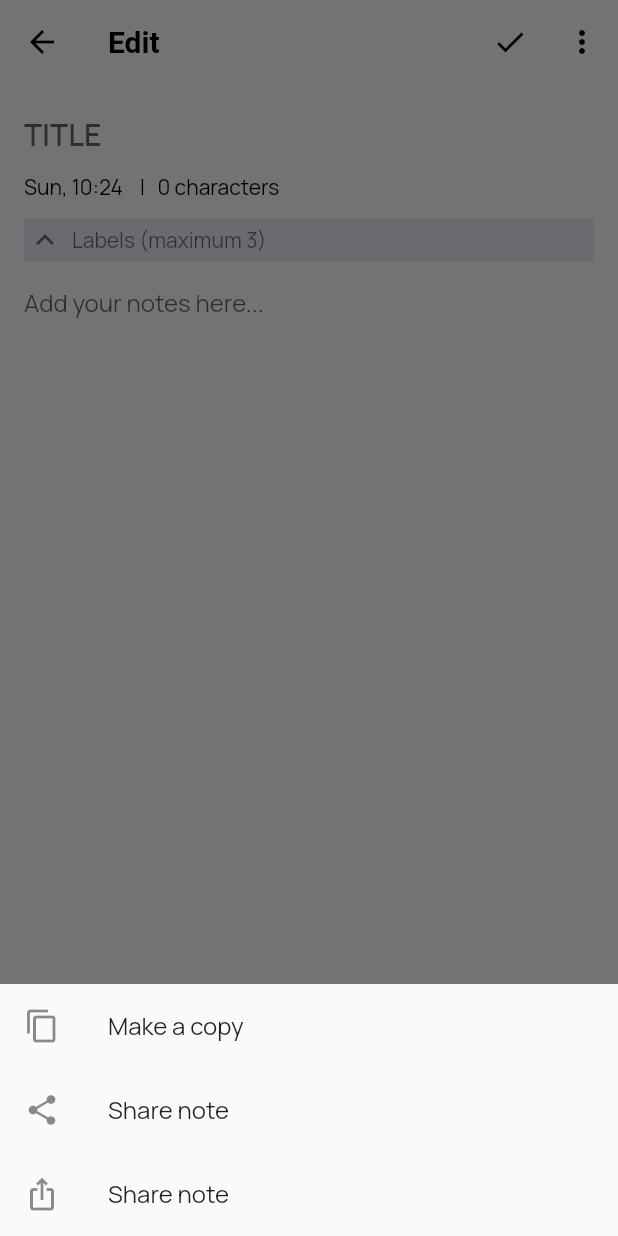
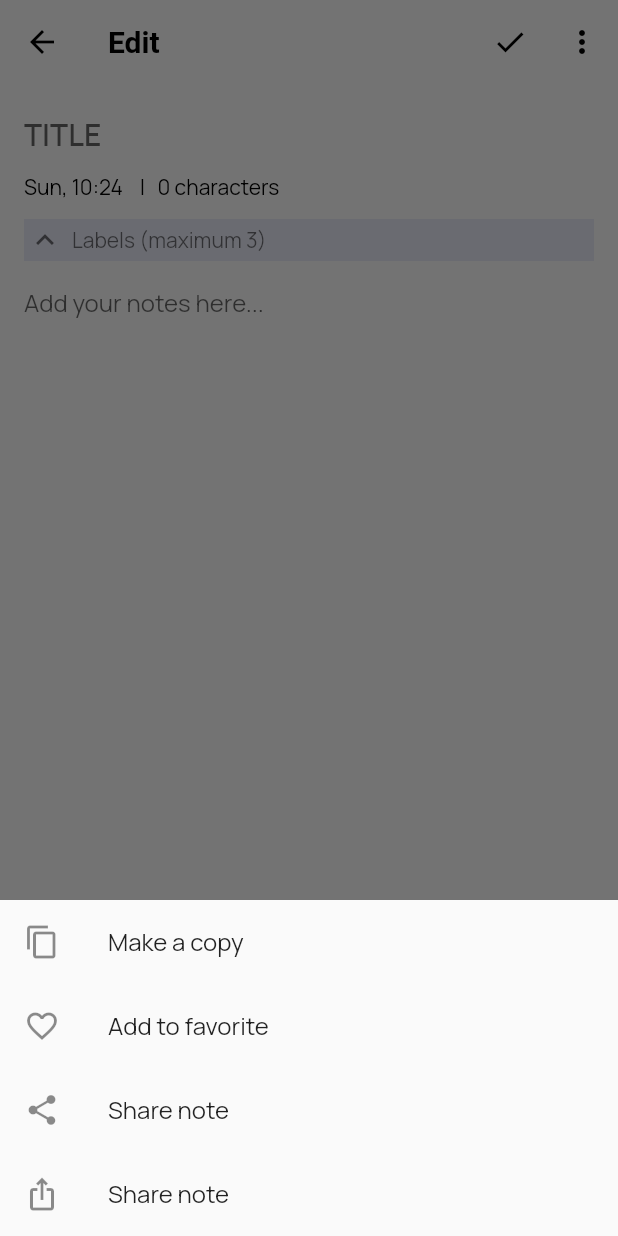
Before and after one commit to thecodexhub/notes-app, a Flutter app: the NoteFormScreen screen opened directly with empty values, after a tap on the "more vert" icon, on a phone screen of 412 x 824 dp. Run offline on Flutter 3.47's test engine with Material 2 defaults, Android fonts, the phone set to English and light mode, and no system bars; drawn by our look-alikes of modal_progress_hud_nsn; our stand-ins replace auto_route, bloc, dartz, flutter_bloc, flutter_hooks, freezed_annotation and 7 more; accounts and stored records are empty.

Commit message:
Implement search note and favorite filter UI

```diff
--- a/lib/app/note/presentation/note_form/note_form_screen.dart
+++ b/lib/app/note/presentation/note_form/note_form_screen.dart
@@ -79,10 +79,20 @@ class NoteFormScreenScaffold extends StatelessWidget {
             icon: const Icon(Icons.done),
           ),
           BlocBuilder<NoteFormBloc, NoteFormState>(
+            buildWhen: (p, c) => p.note.isFavorite != c.note.isFavorite,
             builder: (context, state) {
               return IconButton(
-                onPressed: () =>
-                    OptionsBottomSheet(note: state.note).show(context),
+                onPressed: () => OptionsBottomSheet(
+                  note: state.note,
+                  onFavoriteTap: () {
+                    context.read<NoteFormBloc>().add(
+                        NoteFormEvent.favoriteStatusChanged(
+                            isFavorite: !state.note.isFavorite));
+                    context
+                        .read<NoteFormBloc>()
+                        .add(NoteFormEvent.saved(index));
+                  },
+                ).show(context),
                 icon: const Icon(Icons.more_vert),
               );
             },
--- a/lib/app/note/presentation/note_form/widgets/options_modal_sheet.dart
+++ b/lib/app/note/presentation/note_form/widgets/options_modal_sheet.dart
@@ -7,8 +7,13 @@ import '../../../bloc/note_actor/note_actor_bloc.dart';
 import '../../../domain/note.dart';
 
 class OptionsBottomSheet extends StatelessWidget {
-  const OptionsBottomSheet({Key? key, required this.note}) : super(key: key);
+  const OptionsBottomSheet({
+    Key? key,
+    required this.note,
+    this.onFavoriteTap,
+  }) : super(key: key);
   final Note note;
+  final VoidCallback? onFavoriteTap;
 
   void show(BuildContext context) {
     showModalBottomSheet<bool>(
@@ -46,6 +51,18 @@ class OptionsBottomSheet extends StatelessWidget {
                 .add(NoteActorEvent.duplicated(note)),
           ),
           ListTile(
+            leading: Icon(
+              note.isFavorite ? Icons.favorite : Icons.favorite_border,
+            ),
+            title: Text(
+              note.isFavorite ? "Remove from favorite" : "Add to favorite",
+              style: TextStyle(
+                color: context.isDark ? Colors.white70 : Colors.black87,
+              ),
+            ),
+            onTap: onFavoriteTap,
+          ),
+          ListTile(
             leading: const Icon(Icons.share),
             title: Text(
               "Share note",
--- a/lib/common/checkbox_todo_tile.dart
+++ b/lib/common/checkbox_todo_tile.dart
@@ -62,7 +62,7 @@ class CheckBoxTodoTile extends HookWidget {
                 alignment: Alignment.center,
                 child: Icon(
                   Icons.done,
-                  color: context.isDark ? Colors.grey[850] : Colors.grey[50],
+                  color: !context.isDark ? Colors.grey[850] : Colors.grey[50],
                   size: 16.0,
                 ),
               ),
--- a/lib/common/note_error_screen.dart
+++ b/lib/common/note_error_screen.dart
@@ -12,7 +12,7 @@ class ErrorCard extends StatelessWidget {
     return Padding(
       padding: const EdgeInsets.all(16.0),
       child: Card(
-        color: context.isDark ? Colors.grey[900] : Colors.white,
+        color: context.isDark ? Colors.grey[850] : Colors.white,
         child: Padding(
           padding: const EdgeInsets.all(16.0),
           child: Column(
```
Also changed, not shown: lib/app/note/presentation/note_overview/note_overview_screen.dart (+7 -51 lines), lib/app/note/presentation/note_overview/widgets/favorite_filter.dart (added, +45 -0 lines), lib/app/note/presentation/note_overview/widgets/note_card.dart (+19 -0 lines), lib/app/note/presentation/note_overview/widgets/search_textfield.dart (added, +63 -0 lines).
